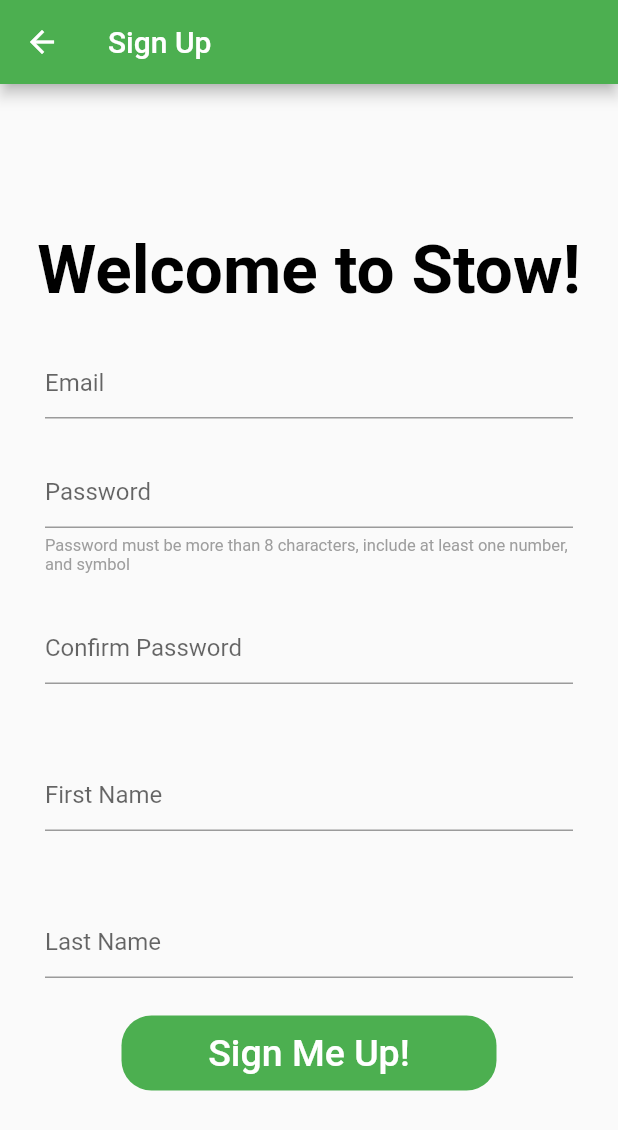
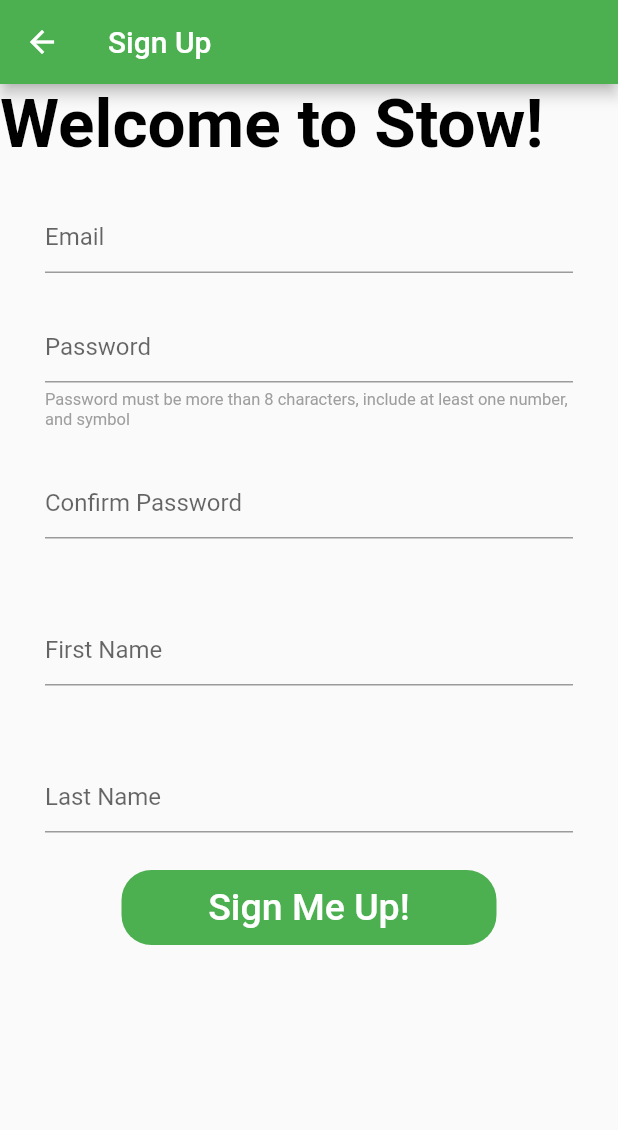
Before and after one commit to stow-engineering/stow-v1, a Flutter app: the screen it shows after launch, after a tap on "New User? Create Account", on a phone screen of 412 x 824 dp. Shown: the top 1130 px of the screen. Run offline on Flutter 3.47's test engine with Material 2 defaults, Android fonts, the phone set to English and light mode, and no system bars; our stand-ins replace charts_flutter, cloud_firestore, firebase_auth, firebase_core, flutter_blue_plus, google_fonts and 1 more; missing offline and left inert: dart:ffi; accounts and stored records are empty; network calls fail.

Commit message:
edit container

```diff
--- a/stow/lib/container.dart
+++ b/stow/lib/container.dart
@@ -9,6 +9,7 @@
   final String barcode;
   final bool full;
   final String user;
+  final String size;
   final String name;
 
   Container(
@@ -17,16 +18,17 @@
       this.barcode = '',
       this.full = true,
       this.user = '',
-      this.name = ''});
+      this.name = '',
+      this.size = 'Small'});
 
-  Container copyWith({
-    int? value,
-    String? uid,
-    String? barcode,
-    bool? full,
-    String? user,
-    String? name,
-  }) {
+  Container copyWith(
+      {int? value,
+      String? uid,
+      String? barcode,
+      bool? full,
+      String? user,
+      String? name,
+      String? size}) {
     return Container(
       value: value ?? this.value,
       uid: uid ?? this.uid,
@@ -34,6 +36,7 @@
       full: full ?? this.full,
       user: user ?? this.user,
       name: name ?? this.name,
+      size: size ?? this.size,
     );
   }
 }
--- a/stow/lib/create_account.dart
+++ b/stow/lib/create_account.dart
@@ -30,8 +30,8 @@
         title: const Text('Sign Up'),
       ),
       body: Center(
-        child: Column(
-          mainAxisAlignment: MainAxisAlignment.center,
+        child: ListView(
+          //mainAxisAlignment: MainAxisAlignment.center,
           children: <Widget>[
             RichText(
               text: TextSpan(
--- a/stow/lib/database.dart
+++ b/stow/lib/database.dart
@@ -112,6 +112,8 @@
       customContainer.Container container;
       container = customContainer.Container();
       return container.copyWith(
+          name: doc.data()['name'] ?? '',
+          size: doc.data()['size'] ?? 'Small',
           value: doc.data()['value'] ?? 0,
           uid: doc.id,
           barcode: doc.data()['barcode'] ?? '',
--- /dev/null
+++ b/stow/lib/edit_container_argument.dart
@@ -0,0 +1,8 @@
+import 'container.dart' as customContainer;
+
+class EditContainerArgument {
+  final String uid;
+  final customContainer.Container container;
+
+  EditContainerArgument(this.uid, this.container);
+}
--- a/stow/lib/home.dart
+++ b/stow/lib/home.dart
@@ -200,7 +200,8 @@
                               return const SizedBox(
                                 width: 60,
                                 height: 60,
-                                child: CircularProgressIndicator(),
+                                child:
+                                    Center(child: CircularProgressIndicator()),
                               );
                             }
                           },
--- a/stow/lib/pantry.dart
+++ b/stow/lib/pantry.dart
@@ -115,7 +115,9 @@
                                         return const SizedBox(
                                           width: 60,
                                           height: 60,
-                                          child: CircularProgressIndicator(),
+                                          child: Center(
+                                              child:
+                                                  CircularProgressIndicator()),
                                         );
                                       }
                                     },
@@ -133,7 +135,7 @@
                         style: TextStyle(color: Colors.black, fontSize: 35),
                       ),
                     ),
-                    ContainerList(),
+                    ContainerList(uid: widget.user.uid),
                   ],
                 ),
               ),
--- a/stow/lib/route_generator.dart
+++ b/stow/lib/route_generator.dart
@@ -7,6 +7,8 @@
 import 'package:firebase_core/firebase_core.dart';
 import 'package:stow/user.dart';
 import 'package:stow/user_auth.dart';
+import 'edit_container.dart';
+import 'edit_container_argument.dart';
 import 'groceries.dart';
 import 'home.dart';
 import 'login.dart';
@@ -87,6 +89,15 @@
           );
         }
         return errorRoute();
+      case '/edit_container':
+        if (args is EditContainerArgument) {
+          return MaterialPageRoute(
+            builder: (_) => EditContainer(
+              arg: args,
+            ),
+          );
+        }
+        return errorRoute();
       case '/register':
         if (args is String) {
           return MaterialPageRoute(
```
Also changed, not shown: stow/lib/container_list.dart (+17 -3 lines), stow/lib/edit_container.dart (added, +32 -0 lines).
